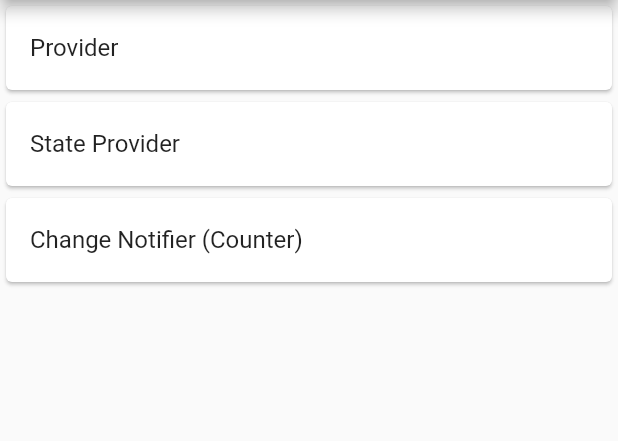
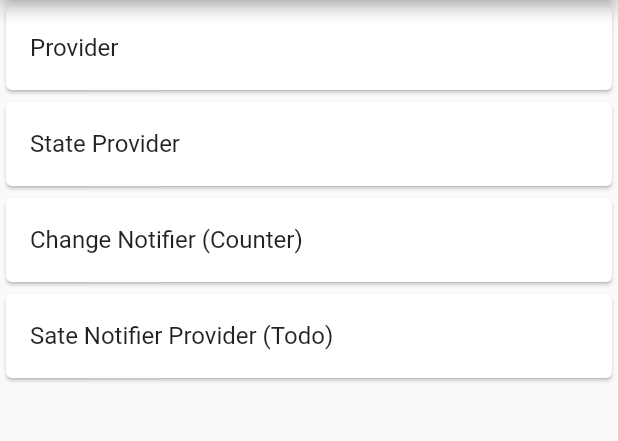
Before and after one commit to naimurhasan/flutter_learning_riverpod, a Flutter app: the screen it shows after launch, on a phone screen of 412 x 824 dp, the part 84-525 px from its top. Run offline on Flutter 3.47's test engine with Material 2 defaults, Android fonts, the phone set to English and light mode, and no system bars; our stand-ins replace flutter_riverpod.

Commit message:
todo state notifier

```diff
--- a/lib/features/00_home/views/my_home_page.dart
+++ b/lib/features/00_home/views/my_home_page.dart
@@ -1,8 +1,9 @@
 import 'package:flutter/material.dart';
-import 'package:riverpod_getting_started/features/00_home/models/sub_screen.dart';
+import 'package:riverpod_getting_started/features/00_home/models/sub_screen_model.dart';
 import 'package:riverpod_getting_started/features/01_provider/views/provider_screen.dart';
 import 'package:riverpod_getting_started/features/02_state_providers/views/state_provider_screen.dart';
 import 'package:riverpod_getting_started/features/03_change_notifier_dcounter/views/counter_screen.dart';
+import 'package:riverpod_getting_started/features/04_state_notifier_provider_dtodo/views/todo_screen.dart';
 import 'package:riverpod_getting_started/widgets/m_scaffold.dart';
 
 class MyHomePage extends StatelessWidget {
@@ -12,6 +13,7 @@ class MyHomePage extends StatelessWidget {
     SubScreen("Provider", ProviderScreen()),
     SubScreen("State Provider", StateProviderScreen()),
     SubScreen("Change Notifier (Counter)", CounterScreen()),
+    SubScreen("Sate Notifier Provider (Todo)", TodoScreen()),
   ];
 
   @override
--- /dev/null
+++ b/lib/features/04_state_notifier_provider_dtodo/models/todo_model.dart
@@ -0,0 +1,7 @@
+// 1
+class Todo {
+  num id;
+  String title;
+  bool completed;
+  Todo({required this.id,required this.title, this.completed = false});
+}
--- /dev/null
+++ b/lib/features/04_state_notifier_provider_dtodo/states/todo_state.dart
@@ -0,0 +1,54 @@
+import 'package:flutter_riverpod/flutter_riverpod.dart';
+import 'package:riverpod_getting_started/features/04_state_notifier_provider_dtodo/models/todo_model.dart';
+
+
+final todoListProvider = StateNotifierProvider<TodoList, List<Todo>>((ref) {
+  return TodoList();
+});
+
+
+// 2
+class TodoList extends StateNotifier<List<Todo>> {
+  // 3
+  TodoList([List<Todo>? todos]) : super(todos ?? []);
+
+  // 4
+  void add(String title) {
+    state = [...state, new Todo(id: state.length + 1, title: title)];
+  }
+
+  // 4
+  void toggle(num id) {
+    state = [
+      for (final todo in state)
+        if (todo.id == id)
+          Todo(
+            id: todo.id,
+            completed: !todo.completed,
+            title: todo.title,
+          )
+        else
+          todo,
+    ];
+  }
+
+  // 4
+  void edit(Todo updatedTodo) {
+    state = [
+      for (final todo in state)
+        if (todo.id == updatedTodo.id)
+          Todo(
+            id: todo.id,
+            completed: todo.completed,
+            title: updatedTodo.title,
+          )
+        else
+          todo,
+    ];
+  }
+
+  // 4
+  void remove(num id) {
+    state = state.where((todo) => todo.id != id).toList();
+  }
+}
--- a/lib/widgets/m_scaffold.dart
+++ b/lib/widgets/m_scaffold.dart
@@ -3,13 +3,15 @@ import 'package:flutter/material.dart';
 class MScaffold extends StatelessWidget {
   final String title;
   final Widget body;
-  const MScaffold({Key? key, this.title = "RiverPod Demo", required this.body}) : super(key: key);
+  final Widget? floatingActionButton;
+  const MScaffold({Key? key, this.title = "RiverPod Demo", required this.body, this.floatingActionButton}) : super(key: key);
 
   @override
   Widget build(BuildContext context) {
     return Scaffold(
       appBar: AppBar(title: Text('$title'),),
       body: SafeArea(child: body),
+      floatingActionButton: floatingActionButton,
     );
   }
 }
```
Also changed, not shown: lib/features/04_state_notifier_provider_dtodo/views/todo_screen.dart (added, +44 -0 lines), lib/features/00_home/models/sub_screen_model.dart (renamed from lib/features/00_home/models/sub_screen.dart).
